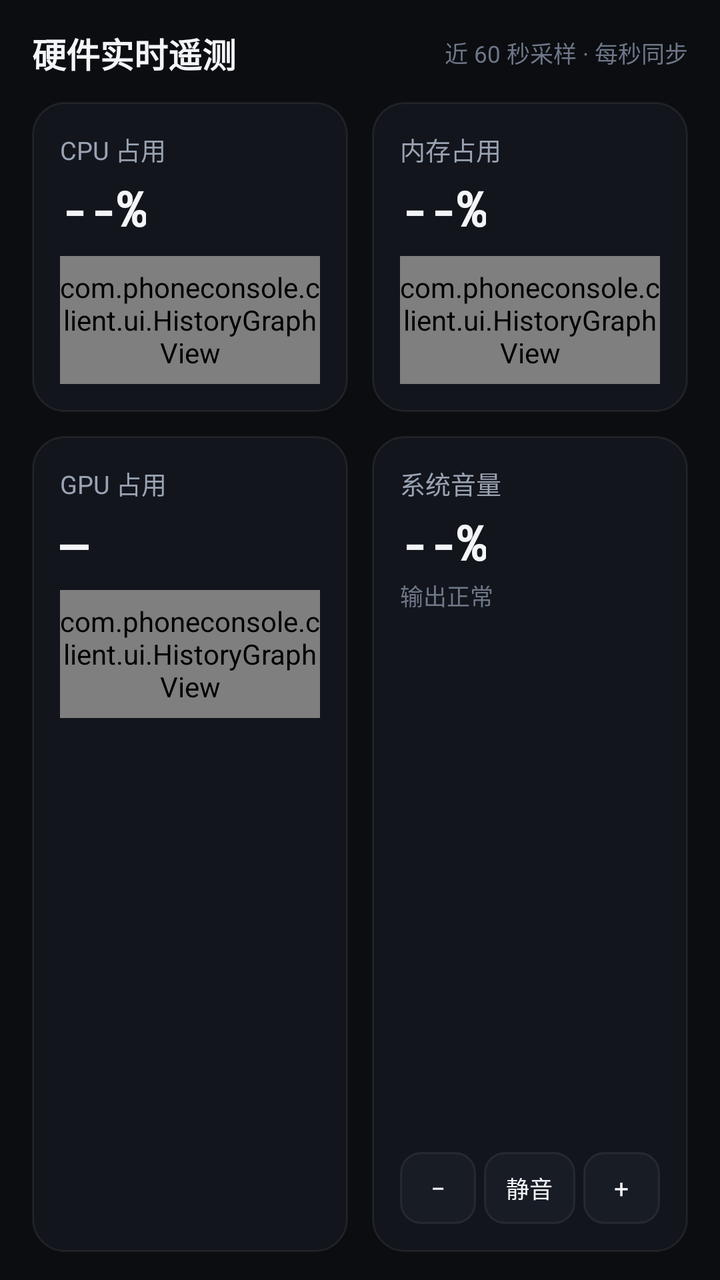
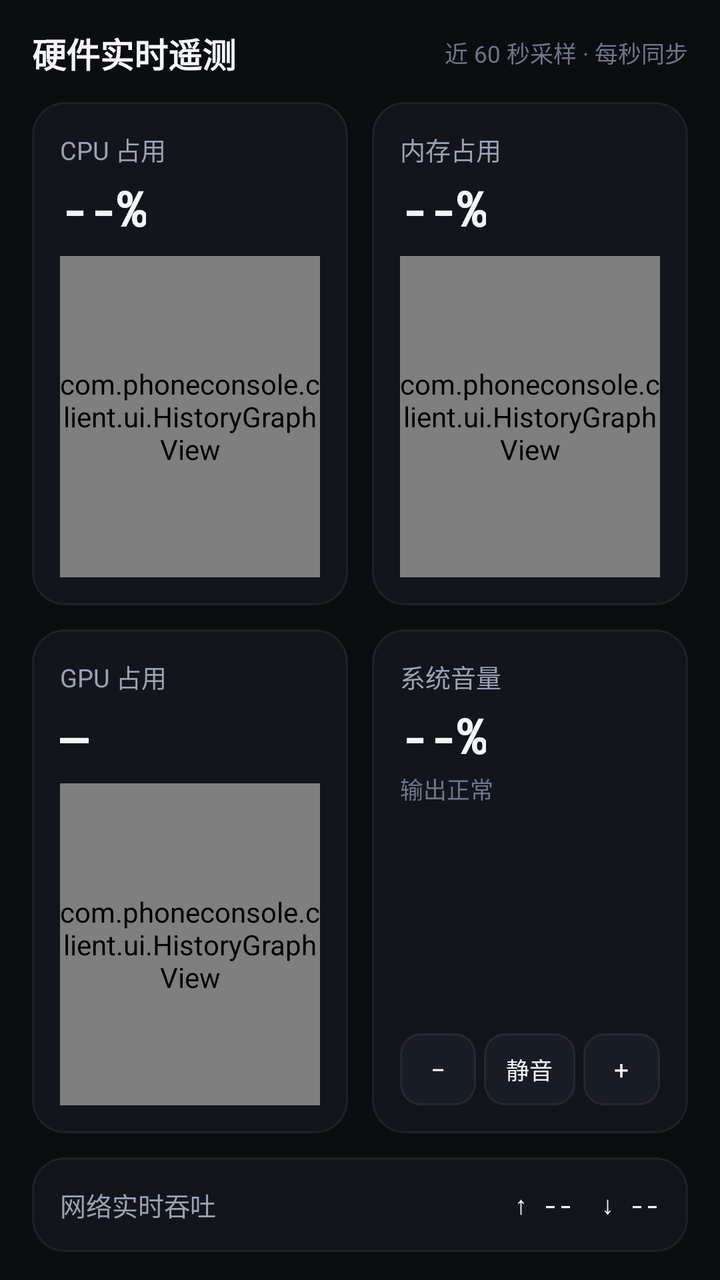

Screens rendered from an Android XML layout before and after an edit, with the pre-edit source and the edit as a unified diff.
<!-- AndroidManifest.xml: application theme Theme.PhoneConsole -->
<!-- res/layout/page_performance.xml -->
<?xml version="1.0" encoding="utf-8"?>
<androidx.core.widget.NestedScrollView xmlns:android="http://schemas.android.com/apk/res/android"
    android:layout_width="match_parent"
    android:layout_height="match_parent"
    android:clipToPadding="false"
    android:fillViewport="true"
    android:paddingStart="@dimen/page_padding_h"
    android:paddingTop="@dimen/page_padding_v"
    android:paddingEnd="@dimen/page_padding_h"
    android:paddingBottom="@dimen/page_padding_v">

    <LinearLayout
        android:layout_width="match_parent"
        android:layout_height="wrap_content"
        android:orientation="vertical">

        <LinearLayout
            android:layout_width="match_parent"
            android:layout_height="wrap_content"
            android:layout_marginBottom="12dp"
            android:gravity="center_vertical"
            android:orientation="horizontal">

            <TextView
                android:layout_width="0dp"
                android:layout_height="wrap_content"
                android:layout_weight="1"
                android:text="硬件实时遥测"
                android:textColor="@color/text_primary"
                android:textSize="17sp"
                android:textStyle="bold" />

            <TextView
                android:layout_width="wrap_content"
                android:layout_height="wrap_content"
                android:text="近 60 秒采样 · 每秒同步"
                android:textColor="@color/text_muted"
                android:textSize="11.5sp" />
        </LinearLayout>

        
        <LinearLayout
            android:layout_width="match_parent"
            android:layout_height="wrap_content"
            android:orientation="horizontal">

            <LinearLayout
                style="@style/ConsoleCard"
                android:layout_width="0dp"
                android:layout_height="wrap_content"
                android:layout_marginEnd="6dp"
                android:layout_weight="1"
                android:orientation="vertical">

                <TextView
                    android:layout_width="wrap_content"
                    android:layout_height="wrap_content"
                    android:text="CPU 占用"
                    android:textColor="@color/text_secondary"
                    android:textSize="12.5sp" />

                <TextView
                    android:id="@+id/tvCpuValue"
                    android:layout_width="wrap_content"
                    android:layout_height="wrap_content"
                    android:layout_marginTop="4dp"
                    android:fontFamily="monospace"
                    android:text="--%"
                    android:textColor="@color/text_primary"
                    android:textSize="@dimen/kpi_value_text"
                    android:textStyle="bold" />

                <com.phoneconsole.client.ui.HistoryGraphView
                    android:id="@+id/graphCpu"
                    android:layout_width="match_parent"
                    android:layout_height="@dimen/graph_height"
                    android:layout_marginTop="8dp" />
            </LinearLayout>

            <LinearLayout
                style="@style/ConsoleCard"
                android:layout_width="0dp"
                android:layout_height="wrap_content"
                android:layout_marginStart="6dp"
                android:layout_weight="1"
                android:orientation="vertical">

                <TextView
                    android:layout_width="wrap_content"
                    android:layout_height="wrap_content"
                    android:text="内存占用"
                    android:textColor="@color/text_secondary"
                    android:textSize="12.5sp" />

                <TextView
                    android:id="@+id/tvMemValue"
                    android:layout_width="wrap_content"
                    android:layout_height="wrap_content"
                    android:layout_marginTop="4dp"
                    android:fontFamily="monospace"
                    android:text="--%"
                    android:textColor="@color/text_primary"
                    android:textSize="@dimen/kpi_value_text"
                    android:textStyle="bold" />

                <com.phoneconsole.client.ui.HistoryGraphView
                    android:id="@+id/graphMem"
                    android:layout_width="match_parent"
                    android:layout_height="@dimen/graph_height"
                    android:layout_marginTop="8dp" />
            </LinearLayout>
        </LinearLayout>

        
        <LinearLayout
            android:layout_width="match_parent"
            android:layout_height="wrap_content"
            android:layout_marginTop="12dp"
            android:orientation="horizontal">

            <LinearLayout
                style="@style/ConsoleCard"
                android:layout_width="0dp"
                android:layout_height="match_parent"
                android:layout_marginEnd="6dp"
                android:layout_weight="1"
                android:orientation="vertical">

                <TextView
                    android:layout_width="wrap_content"
                    android:layout_height="wrap_content"
                    android:text="GPU 占用"
                    android:textColor="@color/text_secondary"
                    android:textSize="12.5sp" />

                <TextView
                    android:id="@+id/tvGpuValue"
                    android:layout_width="wrap_content"
                    android:layout_height="wrap_content"
                    android:layout_marginTop="4dp"
                    android:fontFamily="monospace"
                    android:text="—"
                    android:textColor="@color/text_primary"
                    android:textSize="@dimen/kpi_value_text"
                    android:textStyle="bold" />

                <com.phoneconsole.client.ui.HistoryGraphView
                    android:id="@+id/graphGpu"
                    android:layout_width="match_parent"
                    android:layout_height="@dimen/graph_height"
                    android:layout_marginTop="8dp" />
            </LinearLayout>

            <LinearLayout
                style="@style/ConsoleCard"
                android:layout_width="0dp"
                android:layout_height="match_parent"
                android:layout_marginStart="6dp"
                android:layout_weight="1"
                android:orientation="vertical">

                <TextView
                    android:layout_width="wrap_content"
                    android:layout_height="wrap_content"
                    android:text="系统音量"
                    android:textColor="@color/text_secondary"
                    android:textSize="12.5sp" />

                <TextView
                    android:id="@+id/tvVolValue"
                    android:layout_width="wrap_content"
                    android:layout_height="wrap_content"
                    android:layout_marginTop="4dp"
                    android:fontFamily="monospace"
                    android:text="--%"
                    android:textColor="@color/text_primary"
                    android:textSize="@dimen/kpi_value_text"
                    android:textStyle="bold" />

                <TextView
                    android:id="@+id/tvVolSub"
                    android:layout_width="wrap_content"
                    android:layout_height="wrap_content"
                    android:layout_marginTop="2dp"
                    android:text="输出正常"
                    android:textColor="@color/text_muted"
                    android:textSize="11.5sp" />

                <View
                    android:layout_width="match_parent"
                    android:layout_height="0dp"
                    android:layout_weight="1" />

                <LinearLayout
                    android:layout_width="match_parent"
                    android:layout_height="wrap_content"
                    android:layout_marginTop="8dp"
                    android:orientation="horizontal">

                    <TextView
                        android:id="@+id/btnPerfVolDown"
                        style="@style/ConsoleGhostButton"
                        android:layout_width="0dp"
                        android:layout_height="36dp"
                        android:layout_marginEnd="4dp"
                        android:layout_weight="1"
                        android:minHeight="36dp"
                        android:paddingStart="4dp"
                        android:paddingEnd="4dp"
                        android:text="−" />

                    <TextView
                        android:id="@+id/btnPerfMute"
                        style="@style/ConsoleGhostButton"
                        android:layout_width="0dp"
                        android:layout_height="36dp"
                        android:layout_marginEnd="4dp"
                        android:layout_weight="1.2"
                        android:minHeight="36dp"
                        android:paddingStart="4dp"
                        android:paddingEnd="4dp"
                        android:text="静音"
                        android:textSize="11.5sp" />

                    <TextView
                        android:id="@+id/btnPerfVolUp"
                        style="@style/ConsoleGhostButton"
                        android:layout_width="0dp"
                        android:layout_height="36dp"
                        android:layout_weight="1"
                        android:minHeight="36dp"
                        android:paddingStart="4dp"
                        android:paddingEnd="4dp"
                        android:text="+" />
                </LinearLayout>
            </LinearLayout>
        </LinearLayout>

        
        <LinearLayout
            style="@style/ConsoleCard"
            android:layout_width="match_parent"
            android:layout_height="wrap_content"
            android:layout_marginTop="12dp"
            android:gravity="center_vertical"
            android:orientation="horizontal">

            <TextView
                android:layout_width="0dp"
                android:layout_height="wrap_content"
                android:layout_weight="1"
                android:text="网络实时吞吐"
                android:textColor="@color/text_secondary"
                android:textSize="13sp" />

            <TextView
                android:id="@+id/tvNetUp"
                android:layout_width="wrap_content"
                android:layout_height="wrap_content"
                android:layout_marginEnd="12dp"
                android:fontFamily="monospace"
                android:text="上行 --"
                android:textColor="@color/text_primary"
                android:textSize="12.5sp" />

            <TextView
                android:id="@+id/tvNetDown"
                android:layout_width="wrap_content"
                android:layout_height="wrap_content"
                android:fontFamily="monospace"
                android:text="下行 --"
                android:textColor="@color/text_primary"
                android:textSize="12.5sp" />
        </LinearLayout>
    </LinearLayout>
</androidx.core.widget.NestedScrollView>
<!-- resources referenced by this layout -->
<resources>
  <color name="text_muted">#6E7788</color>
  <color name="text_primary">#F3F5F8</color>
  <color name="text_secondary">#9AA3B2</color>
  <dimen name="graph_height">64dp</dimen>
  <dimen name="kpi_value_text">24sp</dimen>
  <dimen name="page_padding_h">16dp</dimen>
  <dimen name="page_padding_v">14dp</dimen>
  <style name="ConsoleCard">
          <item name="android:background">@drawable/bg_card</item>
          <item name="android:padding">@dimen/card_padding</item>
      </style>
  <style name="ConsoleGhostButton">
          <item name="android:background">@drawable/bg_ghost_button</item>
          <item name="android:textColor">@color/text_primary</item>
          <item name="android:textSize">13sp</item>
          <item name="android:gravity">center</item>
          <item name="android:minHeight">40dp</item>
          <item name="android:paddingStart">12dp</item>
          <item name="android:paddingEnd">12dp</item>
          <item name="android:clickable">true</item>
          <item name="android:focusable">true</item>
      </style>
  <style name="Theme.PhoneConsole" parent="Theme.MaterialComponents.DayNight.NoActionBar">
          <item name="colorPrimary">@color/accent_blue</item>
          <item name="colorPrimaryVariant">@color/accent_blue</item>
          <item name="colorSecondary">@color/accent_bright</item>
          <item name="android:colorBackground">@color/bg_obsidian</item>
          <item name="android:windowBackground">@color/bg_obsidian</item>
          <item name="android:statusBarColor">@android:color/transparent</item>
          <item name="android:navigationBarColor">@android:color/transparent</item>
          <item name="android:textColorPrimary">@color/text_primary</item>
          <item name="android:textColorSecondary">@color/text_secondary</item>
      </style>
  <!-- drawable bg_card (drawable) -->
  <?xml version="1.0" encoding="utf-8"?>
  <shape xmlns:android="http://schemas.android.com/apk/res/android" android:shape="rectangle">
      <solid android:color="@color/surface_panel" />
      <stroke android:width="1dp" android:color="@color/divider_line" />
      <corners android:radius="@dimen/card_radius" />
  </shape>
  <dimen name="card_padding">14dp</dimen>
  <!-- drawable bg_ghost_button (drawable) -->
  <?xml version="1.0" encoding="utf-8"?>
  <ripple xmlns:android="http://schemas.android.com/apk/res/android"
      android:color="#22FFFFFF">
      <item>
          <shape android:shape="rectangle">
              <solid android:color="@color/surface_elevated" />
              <stroke android:width="1dp" android:color="@color/divider_line" />
              <corners android:radius="@dimen/control_radius" />
          </shape>
      </item>
  </ripple>
  <color name="accent_blue">#3B82F6</color>
  <color name="accent_bright">#60A5FA</color>
  <color name="bg_obsidian">#0B0D11</color>
  <color name="surface_panel">#12151C</color>
  <color name="divider_line">#12FFFFFF</color>
  <dimen name="card_radius">16dp</dimen>
  <color name="surface_elevated">#181C25</color>
  <dimen name="control_radius">10dp</dimen>
</resources>

<!-- the commit's change to res/layout/page_performance.xml (unified diff, before → after) -->
@@ -9,9 +9,10 @@
     android:paddingEnd="@dimen/page_padding_h"
     android:paddingBottom="@dimen/page_padding_v">
 
+    
     <LinearLayout
         android:layout_width="match_parent"
-        android:layout_height="wrap_content"
+        android:layout_height="match_parent"
         android:orientation="vertical">
 
         <LinearLayout
@@ -41,13 +42,15 @@
         
         <LinearLayout
             android:layout_width="match_parent"
-            android:layout_height="wrap_content"
-            android:orientation="horizontal">
-
-            <LinearLayout
-                style="@style/ConsoleCard"
-                android:layout_width="0dp"
-                android:layout_height="wrap_content"
+            android:layout_height="0dp"
+            android:layout_weight="1"
+            android:baselineAligned="false"
+            android:orientation="horizontal">
+
+            <LinearLayout
+                style="@style/ConsoleCard"
+                android:layout_width="0dp"
+                android:layout_height="match_parent"
                 android:layout_marginEnd="6dp"
                 android:layout_weight="1"
                 android:orientation="vertical">
@@ -73,14 +76,16 @@
                 <com.phoneconsole.client.ui.HistoryGraphView
                     android:id="@+id/graphCpu"
                     android:layout_width="match_parent"
-                    android:layout_height="@dimen/graph_height"
-                    android:layout_marginTop="8dp" />
-            </LinearLayout>
-
-            <LinearLayout
-                style="@style/ConsoleCard"
-                android:layout_width="0dp"
-                android:layout_height="wrap_content"
+                    android:layout_height="0dp"
+                    android:layout_marginTop="8dp"
+                    android:layout_weight="1"
+                    android:minHeight="36dp" />
+            </LinearLayout>
+
+            <LinearLayout
+                style="@style/ConsoleCard"
+                android:layout_width="0dp"
+                android:layout_height="match_parent"
                 android:layout_marginStart="6dp"
                 android:layout_weight="1"
                 android:orientation="vertical">
@@ -106,16 +111,20 @@
                 <com.phoneconsole.client.ui.HistoryGraphView
                     android:id="@+id/graphMem"
                     android:layout_width="match_parent"
-                    android:layout_height="@dimen/graph_height"
-                    android:layout_marginTop="8dp" />
+                    android:layout_height="0dp"
+                    android:layout_marginTop="8dp"
+                    android:layout_weight="1"
+                    android:minHeight="36dp" />
             </LinearLayout>
         </LinearLayout>
 
         
         <LinearLayout
             android:layout_width="match_parent"
-            android:layout_height="wrap_content"
+            android:layout_height="0dp"
             android:layout_marginTop="12dp"
+            android:layout_weight="1"
+            android:baselineAligned="false"
             android:orientation="horizontal">
 
             <LinearLayout
@@ -147,8 +156,10 @@
                 <com.phoneconsole.client.ui.HistoryGraphView
                     android:id="@+id/graphGpu"
                     android:layout_width="match_parent"
-                    android:layout_height="@dimen/graph_height"
-                    android:layout_marginTop="8dp" />
+                    android:layout_height="0dp"
+                    android:layout_marginTop="8dp"
+                    android:layout_weight="1"
+                    android:minHeight="36dp" />
             </LinearLayout>
 
             <LinearLayout
@@ -257,9 +268,9 @@
                 android:id="@+id/tvNetUp"
                 android:layout_width="wrap_content"
                 android:layout_height="wrap_content"
-                android:layout_marginEnd="12dp"
+                android:layout_marginEnd="14dp"
                 android:fontFamily="monospace"
-                android:text="上行 --"
+                android:text="↑ --"
                 android:textColor="@color/text_primary"
                 android:textSize="12.5sp" />
 
@@ -268,7 +279,7 @@
                 android:layout_width="wrap_content"
                 android:layout_height="wrap_content"
                 android:fontFamily="monospace"
-                android:text="下行 --"
+                android:text="↓ --"
                 android:textColor="@color/text_primary"
                 android:textSize="12.5sp" />
         </LinearLayout>
<!-- resource entries referenced after the edit -->
@@ -3,7 +3,6 @@
   <color name="text_muted">#6E7788</color>
   <color name="text_primary">#F3F5F8</color>
   <color name="text_secondary">#9AA3B2</color>
-  <dimen name="graph_height">64dp</dimen>
   <dimen name="kpi_value_text">24sp</dimen>
   <dimen name="page_padding_h">16dp</dimen>
   <dimen name="page_padding_v">14dp</dimen>
